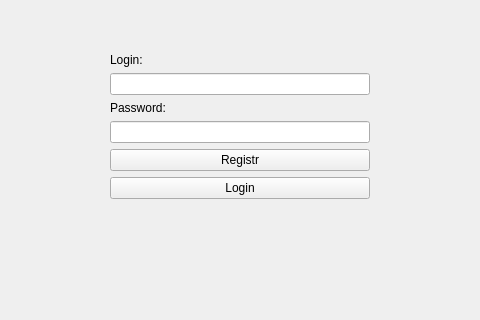
Qt form client/mainwindow.ui (TsengelBair/TcpAuth) before a commit; both pictures show x 160 to 640 and y 163 to 483 of the 800 by 600 pixel window.
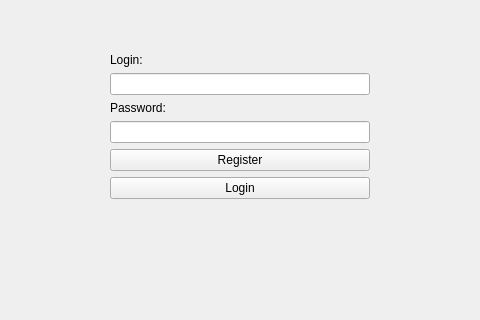
The same form after that commit.

Patch:
```diff
--- a/client/mainwindow.ui
+++ b/client/mainwindow.ui
@@ -53,7 +53,7 @@
       <item>
        <widget class="QPushButton" name="registrBtn">
         <property name="text">
-         <string>Registr</string>
+         <string>Register</string>
         </property>
        </widget>
       </item>
```
